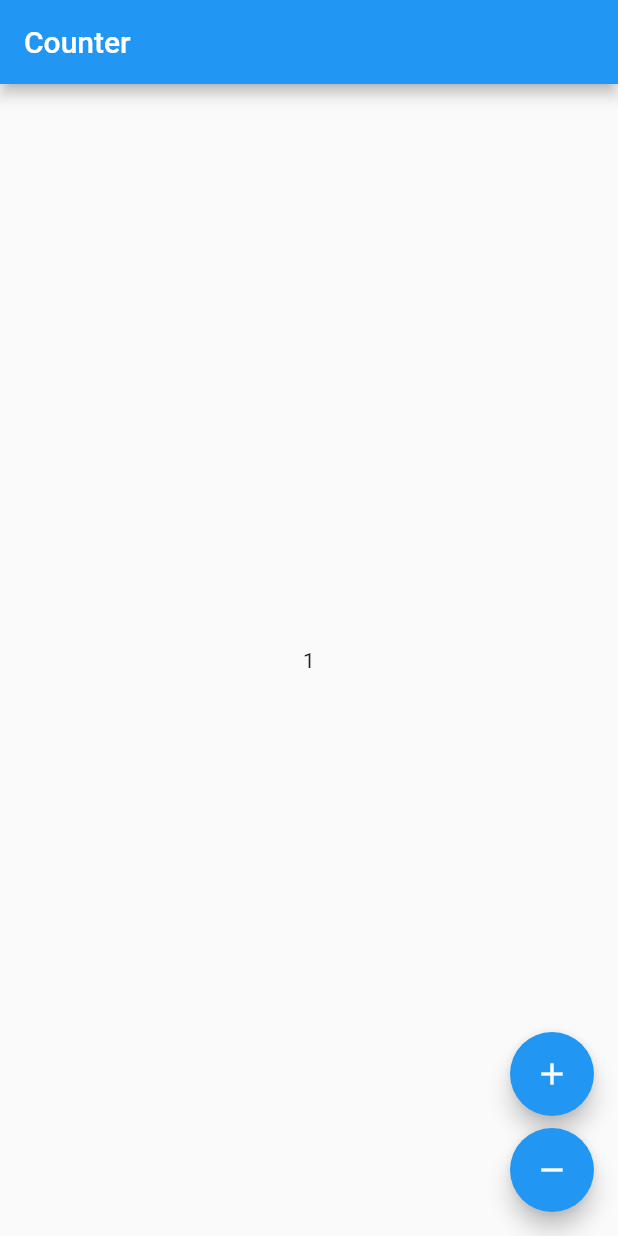
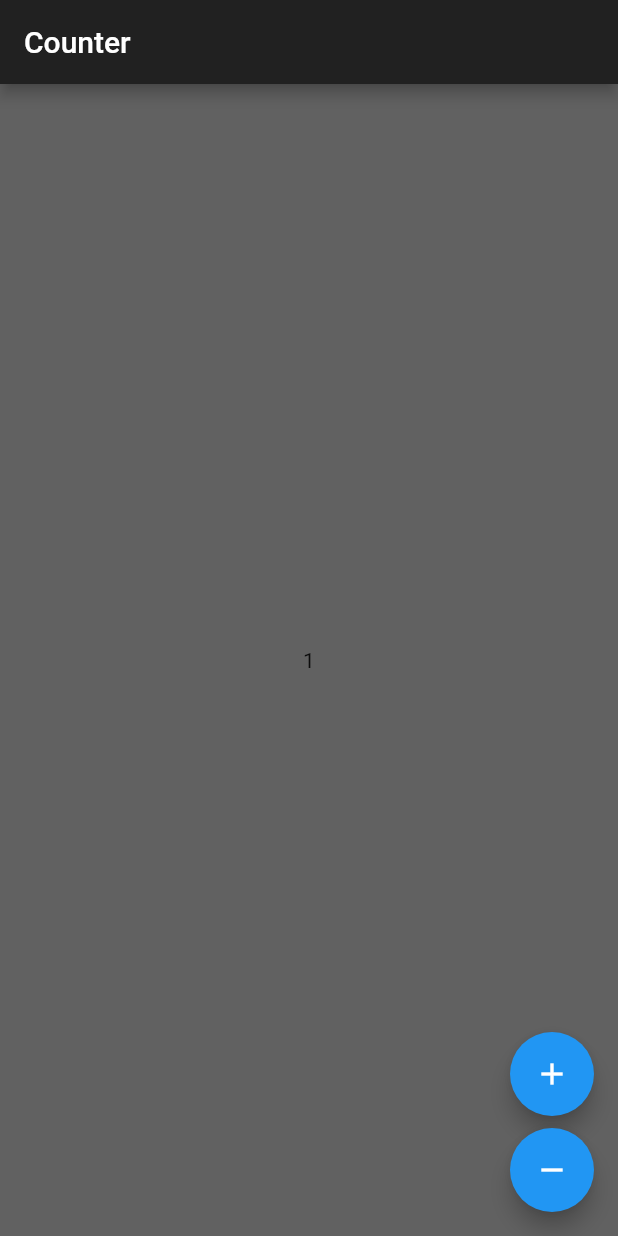
Before and after one commit to EdsonMello-code/Counter_bloc, a Flutter app: the screen it shows after launch, after a tap on the "add" icon, on a phone screen of 412 x 824 dp. Run offline on Flutter 3.47's test engine with Material 2 defaults, Android fonts, the phone set to English and light mode, and no system bars; our stand-ins replace bloc, flutter_bloc.

```diff
--- a/lib/app.dart
+++ b/lib/app.dart
@@ -7,6 +7,6 @@ import 'counter/counter.dart';
 /// {@endtemplate}
 class CounterApp extends MaterialApp {
   /// {@macro counter_app}
-  const CounterApp({Key? key})
-      : super(key: key, home: const CounterPage(), themeMode: ThemeMode.dark);
+  CounterApp({Key? key})
+      : super(key: key, home: CounterView(), themeMode: ThemeMode.dark);
 }
--- a/lib/counter/counter.dart
+++ b/lib/counter/counter.dart
@@ -1,2 +1,2 @@
 export 'cubit/counter_cubit.dart';
-export 'views/counter_page.dart';
+export 'views/counter_view.dart';
--- a/lib/counter/views/counter_page.dart
+++ /dev/null
@@ -1,22 +0,0 @@
-import 'package:flutter/material.dart';
-import 'package:flutter_bloc/flutter_bloc.dart';
-
-import '../counter.dart';
-import 'counter_view.dart';
-
-/// {@template counter_page}
-/// A [StatelessWidget] which is responsible for providing a
-/// [CounterCubit] instance to the [CounterView].
-/// {@endtemplate}
-class CounterPage extends StatelessWidget {
-  /// {@macro counter_page}
-  const CounterPage({Key? key}) : super(key: key);
-
-  @override
-  Widget build(BuildContext context) {
-    return BlocProvider<CounterCubit>(
-      create: (_) => CounterCubit(),
-      child: CounterView(),
-    );
-  }
-}
--- a/lib/counter/views/counter_view.dart
+++ b/lib/counter/views/counter_view.dart
@@ -8,15 +8,30 @@ import '../counter.dart';
 /// A [StatelessWidget] which reacts to the provided
 /// [CounterCubit] state and notifies it in response to user input.
 /// {@endtemplate}
-class CounterView extends StatelessWidget {
+class CounterView extends StatefulWidget {
+  @override
+  _CounterViewState createState() => _CounterViewState();
+}
+
+class _CounterViewState extends State<CounterView> {
+  final CounterCubit counterCubit = CounterCubit();
+
   @override
   Widget build(BuildContext context) {
     final textTheme = Theme.of(context).textTheme;
     return Scaffold(
-      appBar: AppBar(title: const Text('Counter')),
+      backgroundColor: ThemeData.dark().backgroundColor,
+      appBar: AppBar(
+          backgroundColor: ThemeData.dark().appBarTheme.backgroundColor,
+          title: const Text('Counter')),
       body: Center(
-        child: context.select<CounterCubit, dynamic>(
-            (value) => Text(value.state.toString())),
+        child: StreamBuilder(
+          initialData: 0,
+          stream: counterCubit.stream,
+          builder: (BuildContext context, AsyncSnapshot<int> snapshot) {
+            return Text(snapshot.data.toString());
+          },
+        ),
       ),
       floatingActionButton: Column(
         mainAxisAlignment: MainAxisAlignment.end,
@@ -25,13 +40,13 @@ class CounterView extends StatelessWidget {
           FloatingActionButton(
             key: const Key('counterView_increment_floatingActionButton'),
             child: const Icon(Icons.add),
-            onPressed: () => context.read<CounterCubit>().increment(),
+            onPressed: () => counterCubit.increment(),
           ),
           const SizedBox(height: 8),
           FloatingActionButton(
             key: const Key('counterView_decrement_floatingActionButton'),
             child: const Icon(Icons.remove),
-            onPressed: () => context.read<CounterCubit>().decrement(),
+            onPressed: () => counterCubit.decrement(),
           ),
         ],
       ),
--- a/lib/main.dart
+++ b/lib/main.dart
@@ -6,5 +6,5 @@ import 'app.dart';
 
 void main() {
   // Bloc.observer = CounterObserver();
-  runApp(const CounterApp());
+  runApp(CounterApp());
 }
```
